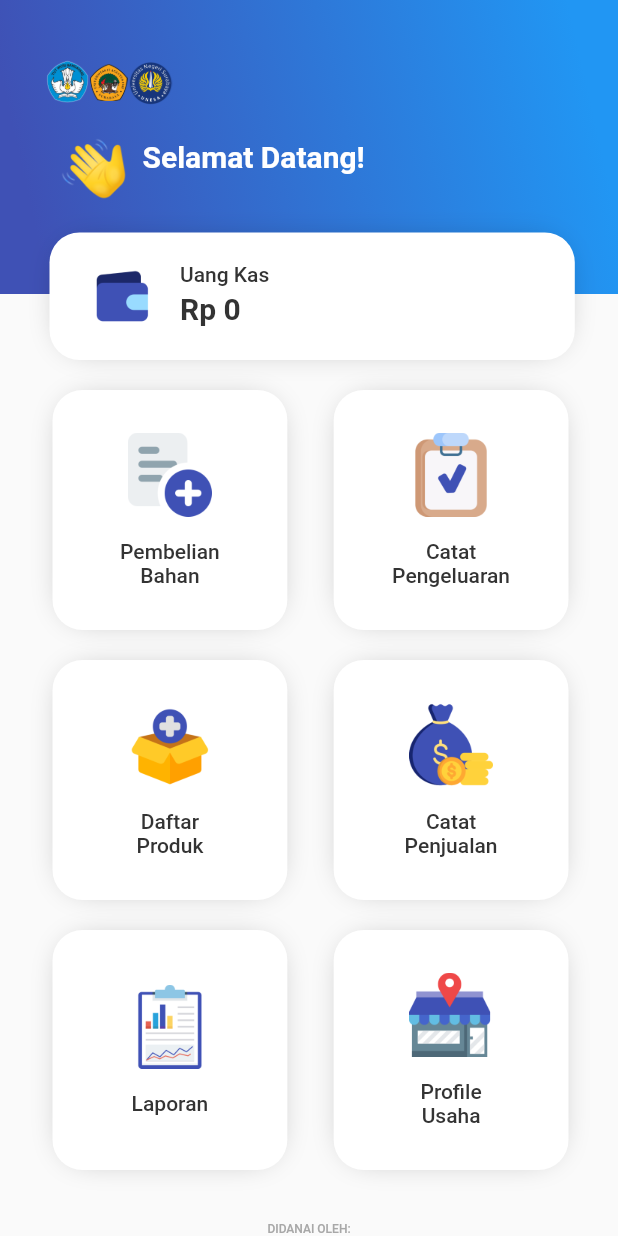
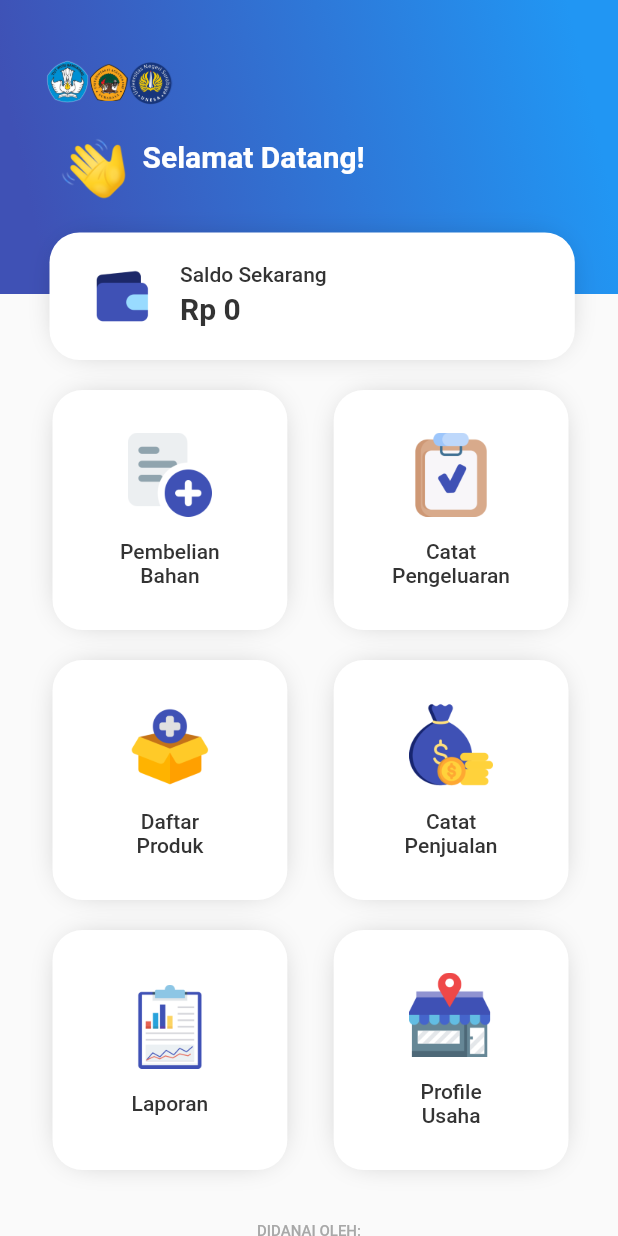
Before and after one commit to Galuhdap/pembukuanApps, a Flutter app: the screen it shows after launch, scrolled down 49 dp, after a tap on "SIMPAN", on a phone screen of 412 x 824 dp. Run offline on Flutter 3.47's test engine with Material 2 defaults, Android fonts, the light colour scheme and no system bars; our stand-ins replace buttons_tabbar, currency_text_input_formatter, pdf, printing, sqflite; missing offline and left inert: d_chart; accounts and stored records are empty; Roboto replaces fonts that are missing (Poppins).

Commit message:
Udpate
New

```diff
--- a/lib/config/db.dart
+++ b/lib/config/db.dart
@@ -14,7 +14,7 @@ import '../models/penjualan_model.dart';
 import '../models/users_model.dart';
 
 class DatabaseService {
-  final String _databaseName = 'todomy26.db';
+  final String _databaseName = 'todomy27.db';
 
   final int _databaseversion = 2;
 
--- a/lib/controllers/saldoController.dart
+++ b/lib/controllers/saldoController.dart
@@ -26,4 +26,10 @@ class SaldoController {
     final data = await _database.rawQuery('SELECT * FROM saldo');
     return data;
   }
+
+  Future<List> allKas() async {
+    final Database _database = await databaseService.database();
+    final data = await _database.rawQuery('SELECT * FROM kas');
+    return data;
+  }
 }
--- a/lib/models/laporanSemua_model.dart
+++ b/lib/models/laporanSemua_model.dart
@@ -29,7 +29,6 @@ class Alls {
   final int pemblihanbahan;
   final int pengeluaran;
   final int penjualan;
-  final int totalhpp;
   final int total;
 
 
@@ -38,7 +37,6 @@ class Alls {
     required this.pemblihanbahan,
     required this.pengeluaran,
     required this.penjualan,
-    required this.totalhpp,
     required this.total,
   });
 }
--- a/lib/screen/daftarproduk_screen.dart
+++ b/lib/screen/daftarproduk_screen.dart
@@ -135,6 +135,11 @@ class _DaftarProdukScreenState extends State<DaftarProdukScreen> {
                                 filteredData[index].stock.toString(),
                                 filteredData[index].satuan,
                                 () {
+                                  print('Testing');
+                                  // Navigator.pop(context);
+                                  // Navigator.push(context, MaterialPageRoute(builder: (builder){
+
+                                  // }));
                                   Navigator.push(
                                     context,
                                     MaterialPageRoute(
@@ -150,7 +155,6 @@ class _DaftarProdukScreenState extends State<DaftarProdukScreen> {
                                 },
                                 () {
                                   delete(snapshot.data![index].id!);
-                                  Navigator.pop(context);
                                 },
                               );
                             },
--- a/lib/screen/home_screen.dart
+++ b/lib/screen/home_screen.dart
@@ -1,6 +1,7 @@
 import 'package:fajarjayaspring_app/config/db.dart';
 import 'package:fajarjayaspring_app/controllers/saldoController.dart';
 import 'package:fajarjayaspring_app/controllers/usersController.dart';
+import 'package:fajarjayaspring_app/models/users_model.dart';
 import 'package:fajarjayaspring_app/screen/daftarproduk_screen.dart';
 import 'package:fajarjayaspring_app/screen/kas_screen.dart';
 import 'package:fajarjayaspring_app/screen/pembelianBahan_screen.dart';
@@ -37,7 +38,6 @@ class _HomeScreenState extends State<HomeScreen> {
     });
   }
 
-
   @override
   void initState() {
     // TODO: implement initState
@@ -69,25 +69,51 @@ class _HomeScreenState extends State<HomeScreen> {
               child: FutureBuilder<List>(
                 future: saldoController.all(),
                 builder: (context, snapshot) {
-                    if(snapshot.connectionState == ConnectionState.waiting){
+                  if (snapshot.connectionState == ConnectionState.waiting) {
                     return CircularProgressIndicator();
                   } else {
                     final List<SaldoModel> saldos = snapshot.data!.map((item) {
                       return SaldoModel(
                         id: item['id'],
-                        saldo:item['saldo'] != null ? item['saldo'].toInt() : 0 ,
+                        saldo:
+                            item['saldo'] != null ? item['saldo'].toInt() : 0,
+                      );
+                    }).toList();
+
+                    return FutureBuilder<List>(
+                      future: usersController.all(),
+                      builder: (context, snapshot) {
+                        if (snapshot.connectionState ==
+                            ConnectionState.waiting) {
+                          return CircularProgressIndicator();
+                        } else {
+                          final List<UserModel> users =
+                              snapshot.data!.map((item) {
+                            return UserModel(
+                              id: item['id'],
+                              nama: item['nama']
 
                             );
                           }).toList();
                           return PoinCard(
                             size,
-                      data.length > 0 ? data[0]['nama'] : "",
+                           users.length > 0 ? users[0].nama : "",
                             CurrencyFormat.convertToIdr(
                                 saldos.length > 0 ? saldos[0].saldo! : 0, 0),
                           );
+                        }
+                      },
+                    );
 
+                    // PoinCard(
+                    //   size,
+                    //   data.length > 0 ? data[0]['nama'] : "",
+                    //   CurrencyFormat.convertToIdr(
+                    //       saldos.length > 0 ? saldos[0].saldo! : 0, 0),
+                    // );
                   }
-                  }),
+                },
+              ),
             ),
             Padding(
               padding: const EdgeInsets.only(top: 20, left: 35, right: 33),
@@ -107,7 +133,8 @@ class _HomeScreenState extends State<HomeScreen> {
                         setState(() {});
                       });
                     },
-                    child: menu(size,"assets/logo/add.png", 'Pembelian\nBahan'),
+                    child:
+                        menu(size, "assets/logo/add.png", 'Pembelian\nBahan'),
                   ),
                   InkWell(
                       onTap: () {
@@ -122,8 +149,8 @@ class _HomeScreenState extends State<HomeScreen> {
                           setState(() {});
                         });
                       },
-                      child:
-                          menu(size, "assets/logo/cttn.png", 'Catat\nPengeluaran')),
+                      child: menu(
+                          size, "assets/logo/cttn.png", 'Catat\nPengeluaran')),
                 ],
               ),
             ),
@@ -145,7 +172,8 @@ class _HomeScreenState extends State<HomeScreen> {
                           setState(() {});
                         });
                       },
-                      child: menu(size,"assets/logo/prdk.png", 'Daftar\nProduk')),
+                      child:
+                          menu(size, "assets/logo/prdk.png", 'Daftar\nProduk')),
                   InkWell(
                       onTap: () {
                         Navigator.push(
@@ -159,7 +187,8 @@ class _HomeScreenState extends State<HomeScreen> {
                           setState(() {});
                         });
                       },
-                      child: menu(size,"assets/logo/pnjl.png", 'Catat\nPenjualan')),
+                      child: menu(
+                          size, "assets/logo/pnjl.png", 'Catat\nPenjualan')),
                 ],
               ),
             ),
@@ -181,7 +210,7 @@ class _HomeScreenState extends State<HomeScreen> {
                           setState(() {});
                         });
                       },
-                      child: menu(size,"assets/logo/laporan.png", 'Laporan')),
+                      child: menu(size, "assets/logo/laporan.png", 'Laporan')),
                   InkWell(
                       onTap: () {
                         Navigator.push(
@@ -195,7 +224,8 @@ class _HomeScreenState extends State<HomeScreen> {
                           setState(() {});
                         });
                       },
-                      child: menu(size,"assets/logo/profile.png", 'Profile\nUsaha')),
+                      child: menu(
+                          size, "assets/logo/profile.png", 'Profile\nUsaha')),
                 ],
               ),
             ),
@@ -208,7 +238,7 @@ class _HomeScreenState extends State<HomeScreen> {
                     textAlign: TextAlign.center,
                     style: TextStyle(
                       color: Color(0xFFA8A8A8),
-                      fontSize: 8,
+                      fontSize: 10,
                       fontFamily: 'Poppins',
                       fontWeight: FontWeight.w500,
                     ),
@@ -235,7 +265,7 @@ class _HomeScreenState extends State<HomeScreen> {
     );
   }
 
-  Container menu(Size size ,icn, ttl) {
+  Container menu(Size size, icn, ttl) {
     return Container(
       width: size.width * 0.38,
       height: 160,
--- a/lib/screen/pdf/pdflaporanSemua.dart
+++ b/lib/screen/pdf/pdflaporanSemua.dart
@@ -14,13 +14,11 @@ class PDFLaporanSemuaScreen extends StatefulWidget {
   final int pemblihanbahan;
   final int pengeluaran;
   final int penjualan;
-  final int totalhpp;
   final int total;
   const PDFLaporanSemuaScreen({super.key,  required this.kas,
     required this.pemblihanbahan,
     required this.pengeluaran,
     required this.penjualan,
-    required this.totalhpp,
     required this.total,});
 
   @override
@@ -99,7 +97,7 @@ class _PDFLaporanSemuaScreenState extends State<PDFLaporanSemuaScreen> {
           kas: widget.kas,
           pemblihanbahan: widget.pemblihanbahan,
           pengeluaran: widget.pengeluaran,
-          totalhpp: widget.totalhpp,
+          // totalhpp: 2929,
           penjualan: widget.penjualan,
           total: widget.total),
     );
--- a/lib/widget/background.dart
+++ b/lib/widget/background.dart
@@ -4,7 +4,7 @@ import '../data/colors.dart';
 Container backgroundApps(Size size, p) {
   return Container(
     width: size.width,
-    height: double.infinity,
+    height: 870,
     decoration: BoxDecoration(
       color: backgroundApp,
       gradient: LinearGradient(
--- a/lib/widget/point_card.dart
+++ b/lib/widget/point_card.dart
@@ -125,7 +125,7 @@ Center PoinCard(Size size, ttl, kas) {
                       crossAxisAlignment: CrossAxisAlignment.start,
                       children: [
                         Text(
-                          'Uang Kas',
+                          'Saldo Sekarang',
                           style: TextStyle(
                             color: Color(0xFF333333),
                             fontSize: 14,
```
Also changed, not shown: lib/API/pdf_laporansemua.dart (+5 -5 lines), lib/controllers/transactionController.dart (+18 -18 lines), lib/screen/kas_screen.dart (+9 -9 lines), lib/screen/laporansemua_screen.dart (+8 -8 lines), lib/screen/pembelianBahan_screen.dart (+4 -4 lines), lib/screen/pengeluaran_screen.dart (+5 -4 lines), lib/screen/penjualan_screen.dart (+5 -15 lines), lib/screen/profile_screen.dart (+64 -23 lines), lib/screen/profleedit_screen.dart (+1 -10 lines), lib/widget/transaction_card.dart (+7 -29 lines), lib/screen/laporanlabarugi_screen.dart (line endings or trailing spaces), 5 other files. Lines whose indentation alone changed are shown as unchanged.
